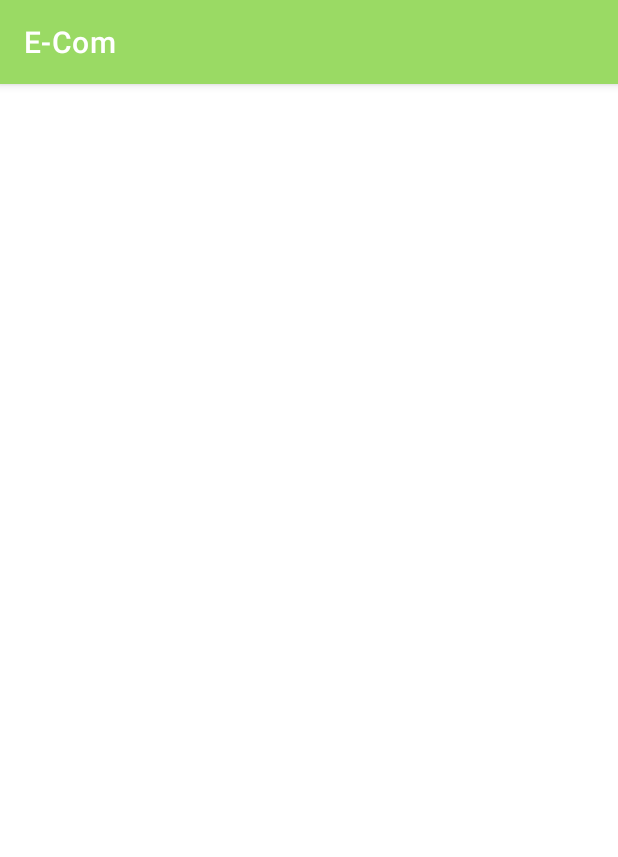
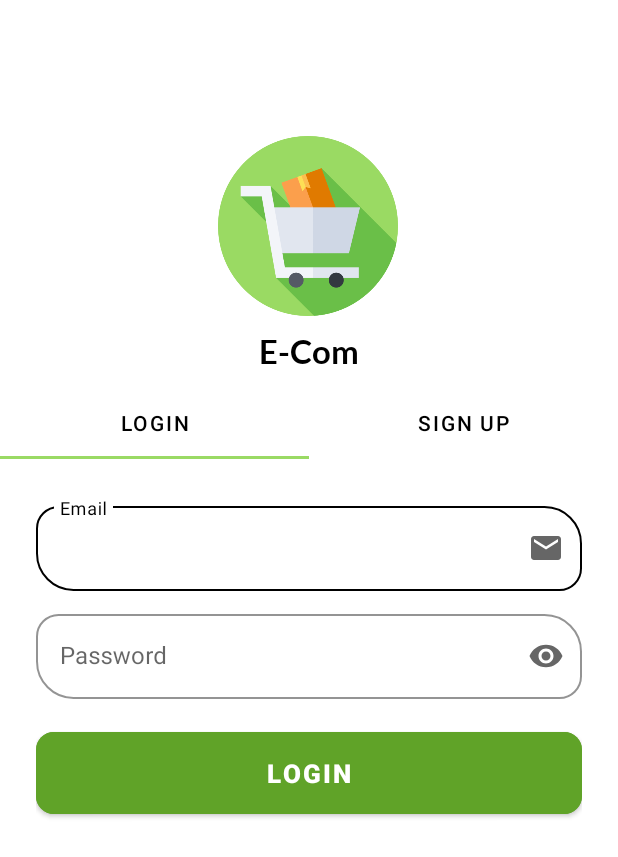
Before and after one commit to aswin-ap/Advanced-E-Commerce-Android, an Android app: the screen it shows after launch (AuthActivity), on a phone screen of 412 x 824 dp. Shown: the top 857 px of the screen. Run offline under Robolectric (Android 15) with nearby library versions, the phone set to English and light mode, and no system bars.

Commit message:
LoginFragment

```diff
--- a/app/src/main/java/com/example/pos_android/view/auth/AuthActivity.java
+++ b/app/src/main/java/com/example/pos_android/view/auth/AuthActivity.java
@@ -1,16 +1,79 @@
 package com.example.pos_android.view.auth;
-
-import androidx.appcompat.app.AppCompatActivity;
 
 import android.os.Bundle;
 
+import androidx.appcompat.app.AppCompatActivity;
+import androidx.fragment.app.Fragment;
+import androidx.fragment.app.FragmentManager;
+import androidx.fragment.app.FragmentTransaction;
+
 import com.example.pos_android.R;
+import com.example.pos_android.databinding.ActivityAuthBinding;
+import com.google.android.material.tabs.TabLayout;
 
 public class AuthActivity extends AppCompatActivity {
+    Fragment currentFragment;
+    private ActivityAuthBinding binding;
 
     @Override
     protected void onCreate(Bundle savedInstanceState) {
         super.onCreate(savedInstanceState);
-        setContentView(R.layout.activity_auth);
+        binding = ActivityAuthBinding.inflate(getLayoutInflater());
+        setContentView(binding.getRoot());
+        initView();
+    }
+
+    private void initView() {
+        getSupportActionBar().hide();
+
+        TabLayout.Tab loginTab = binding.tabLayout.newTab();
+        loginTab.setText("Login");
+        TabLayout.Tab signupTab = binding.tabLayout.newTab();
+        signupTab.setText("Sign Up");
+        binding.tabLayout.addTab(loginTab);
+        binding.tabLayout.addTab(signupTab);
+        openFragment(getCurrentFragment(0));
+
+        binding.tabLayout.addOnTabSelectedListener(new TabLayout.OnTabSelectedListener() {
+            @Override
+            public void onTabSelected(TabLayout.Tab tab) {
+                currentFragment = null;
+                currentFragment = getCurrentFragment(tab.getPosition());
+                openFragment(currentFragment);
+            }
+
+            @Override
+            public void onTabUnselected(TabLayout.Tab tab) {
+
+            }
+
+            @Override
+            public void onTabReselected(TabLayout.Tab tab) {
+
+            }
+        });
+    }
+
+    Fragment getCurrentFragment(int position) {
+        switch (position) {
+            case 0:
+                return new LoginFragment();
+
+            case 1:
+                return new SignupFragment();
+
+            default:
+                return null;
+
+        }
+    }
+
+    private void openFragment(final Fragment fragment) {
+        FragmentManager fragmentManager = getSupportFragmentManager();
+        FragmentTransaction transaction = fragmentManager.beginTransaction();
+        transaction.replace(R.id.frame_layout, fragment);
+        transaction.addToBackStack(null);
+        transaction.commit();
+
     }
 }
--- /dev/null
+++ b/app/src/main/java/com/example/pos_android/view/auth/LoginFragment.java
@@ -0,0 +1,20 @@
+package com.example.pos_android.view.auth;
+
+import android.os.Bundle;
+import android.view.LayoutInflater;
+import android.view.View;
+import android.view.ViewGroup;
+
+import androidx.fragment.app.Fragment;
+
+import com.example.pos_android.R;
+
+public class LoginFragment extends Fragment {
+
+    @Override
+    public View onCreateView(LayoutInflater inflater, ViewGroup container,
+                             Bundle savedInstanceState) {
+        // Inflate the layout for this fragment
+        return inflater.inflate(R.layout.fragment_login, container, false);
+    }
+}
--- /dev/null
+++ b/app/src/main/java/com/example/pos_android/view/auth/SignupFragment.java
@@ -0,0 +1,20 @@
+package com.example.pos_android.view.auth;
+
+import android.os.Bundle;
+import android.view.LayoutInflater;
+import android.view.View;
+import android.view.ViewGroup;
+
+import androidx.fragment.app.Fragment;
+
+import com.example.pos_android.R;
+
+public class SignupFragment extends Fragment {
+
+    @Override
+    public View onCreateView(LayoutInflater inflater, ViewGroup container,
+                             Bundle savedInstanceState) {
+        // Inflate the layout for this fragment
+        return inflater.inflate(R.layout.fragment_signup, container, false);
+    }
+}
--- /dev/null
+++ b/app/src/main/res/drawable/ic_email.xml
@@ -0,0 +1,5 @@
+<vector android:height="24dp" android:tint="#000000"
+    android:viewportHeight="24" android:viewportWidth="24"
+    android:width="24dp" xmlns:android="http://schemas.android.com/apk/res/android">
+    <path android:fillColor="@android:color/white" android:pathData="M20,4L4,4c-1.1,0 -1.99,0.9 -1.99,2L2,18c0,1.1 0.9,2 2,2h16c1.1,0 2,-0.9 2,-2L22,6c0,-1.1 -0.9,-2 -2,-2zM20,8l-8,5 -8,-5L4,6l8,5 8,-5v2z"/>
+</vector>
--- a/app/src/main/res/layout/activity_auth.xml
+++ b/app/src/main/res/layout/activity_auth.xml
@@ -6,4 +6,58 @@
     android:layout_height="match_parent"
     tools:context=".view.auth.AuthActivity">
 
+    <ImageView
+        android:id="@+id/imageView"
+        android:layout_width="120dp"
+        android:layout_height="120dp"
+        app:layout_constraintEnd_toEndOf="parent"
+        app:layout_constraintHorizontal_bias="0.498"
+        app:layout_constraintStart_toStartOf="parent"
+        app:layout_constraintTop_toTopOf="@+id/guideline2"
+        app:srcCompat="@drawable/app_main" />
+
+    <TextView
+        android:id="@+id/textView"
+        android:layout_width="match_parent"
+        android:layout_height="wrap_content"
+        android:fontFamily="@font/lato_bold"
+        android:gravity="center"
+        android:padding="10dp"
+        android:text="@string/app_name"
+        android:textColor="@color/black"
+        android:textSize="22sp"
+        android:textStyle="bold"
+        app:layout_constraintEnd_toEndOf="parent"
+        app:layout_constraintStart_toStartOf="parent"
+        app:layout_constraintTop_toBottomOf="@+id/imageView" />
+
+    <androidx.constraintlayout.widget.Guideline
+        android:id="@+id/guideline2"
+        android:layout_width="wrap_content"
+        android:layout_height="wrap_content"
+        android:orientation="horizontal"
+        app:layout_constraintGuide_percent="0.11" />
+
+    <com.google.android.material.tabs.TabLayout
+        android:id="@+id/tab_layout"
+        android:layout_width="match_parent"
+        android:layout_height="wrap_content"
+        app:layout_constraintLeft_toLeftOf="parent"
+        app:layout_constraintRight_toRightOf="parent"
+        app:layout_constraintTop_toBottomOf="@+id/textView"
+        app:tabGravity="fill"
+        app:tabMode="fixed"
+        app:tabTextColor="@color/black"
+        tools:layout_editor_absoluteX="0dp" />
+
+    <FrameLayout
+        android:id="@+id/frame_layout"
+        android:layout_width="match_parent"
+        android:layout_height="0dp"
+        app:layout_constraintBottom_toBottomOf="parent"
+        app:layout_constraintEnd_toEndOf="parent"
+        app:layout_constraintStart_toStartOf="parent"
+        app:layout_constraintTop_toBottomOf="@+id/tab_layout">
+
+    </FrameLayout>
 </androidx.constraintlayout.widget.ConstraintLayout>
--- /dev/null
+++ b/app/src/main/res/layout/fragment_login.xml
@@ -0,0 +1,71 @@
+<?xml version="1.0" encoding="utf-8"?>
+<RelativeLayout xmlns:android="http://schemas.android.com/apk/res/android"
+    xmlns:app="http://schemas.android.com/apk/res-auto"
+    xmlns:tools="http://schemas.android.com/tools"
+    android:layout_width="match_parent"
+    android:layout_height="match_parent"
+    tools:context=".view.auth.LoginFragment">
+
+    <LinearLayout
+        android:layout_width="match_parent"
+        android:layout_height="wrap_content"
+        android:layout_marginTop="26dp"
+        android:orientation="vertical"
+        android:paddingLeft="24dp"
+        android:paddingRight="24dp">
+
+
+        <!--  Email Label -->
+        <com.google.android.material.textfield.TextInputLayout
+            android:id="@+id/outlinedTextField"
+            style="@style/authMaterialTextInputTheme"
+            android:layout_width="match_parent"
+            android:layout_height="wrap_content"
+            android:hint="Email"
+            app:endIconDrawable="@drawable/ic_email"
+            app:endIconMode="custom">
+
+            <com.google.android.material.textfield.TextInputEditText
+                android:id="@+id/txt_email"
+                android:layout_width="match_parent"
+                android:layout_height="wrap_content"
+                android:imeOptions="actionNext"
+                android:inputType="textEmailAddress" />
+
+        </com.google.android.material.textfield.TextInputLayout>
+
+        <!--  Password Label -->
+        <com.google.android.material.textfield.TextInputLayout
+            android:id="@+id/password_txt_layout"
+            style="@style/authMaterialTextInputTheme"
+            android:layout_width="match_parent"
+            android:layout_height="wrap_content"
+            android:layout_marginTop="10dp"
+            android:hint="Password"
+            app:endIconMode="password_toggle">
+
+            <com.google.android.material.textfield.TextInputEditText
+                android:id="@+id/txt_pass"
+                android:layout_width="match_parent"
+                android:layout_height="wrap_content"
+                android:imeOptions="actionDone"
+                android:inputType="textPassword" />
+
+        </com.google.android.material.textfield.TextInputLayout>
+
+        <com.google.android.material.button.MaterialButton
+            android:id="@+id/button_login"
+            android:layout_width="match_parent"
+            android:layout_height="wrap_content"
+            android:layout_marginTop="16dp"
+            android:backgroundTint="@color/green_700"
+            android:padding="15dp"
+            android:text="Login"
+            android:textSize="17sp"
+            android:textStyle="bold"
+            app:cornerRadius="12dp" />
+
+    </LinearLayout>
+
+
+</RelativeLayout>
--- /dev/null
+++ b/app/src/main/res/layout/fragment_signup.xml
@@ -0,0 +1,14 @@
+<?xml version="1.0" encoding="utf-8"?>
+<LinearLayout xmlns:android="http://schemas.android.com/apk/res/android"
+    xmlns:tools="http://schemas.android.com/tools"
+    android:layout_width="match_parent"
+    android:layout_height="match_parent"
+    tools:context=".view.auth.SignupFragment">
+
+    <TextView
+        android:layout_width="match_parent"
+        android:layout_height="match_parent"
+        android:gravity="center"
+        android:text="Fragment_two" />
+
+</LinearLayout>
--- a/app/src/main/res/values/strings.xml
+++ b/app/src/main/res/values/strings.xml
@@ -1,3 +1,5 @@
 <resources>
     <string name="app_name">E-Com</string>
+    <!-- TODO: Remove or change this placeholder text -->
+    <string name="hello_blank_fragment">Hello blank fragment</string>
 </resources>
--- a/app/src/main/res/values/styles.xml
+++ b/app/src/main/res/values/styles.xml
@@ -7,15 +7,15 @@
         <item name="android:windowDrawsSystemBarBackgrounds">true</item>
     </style>
 
-    <style name="roundedMaterialTextInputTheme" parent="Widget.MaterialComponents.TextInputLayout.OutlinedBox">
+    <style name="authMaterialTextInputTheme" parent="Widget.MaterialComponents.TextInputLayout.OutlinedBox">
         <item name="hintTextColor">@color/black</item>
         <item name="boxStrokeColor">@color/black</item>
         <item name="boxStrokeWidth">1dp</item>
         <item name="boxStrokeWidthFocused">1dp</item>
-        <item name="boxCornerRadiusBottomEnd">25dp</item>
+        <item name="boxCornerRadiusBottomEnd">15dp</item>
         <item name="boxCornerRadiusBottomStart">25dp</item>
         <item name="boxCornerRadiusTopEnd">25dp</item>
-        <item name="boxCornerRadiusTopStart">25dp</item>
+        <item name="boxCornerRadiusTopStart">15dp</item>
 
     </style>
 </resources>
```
